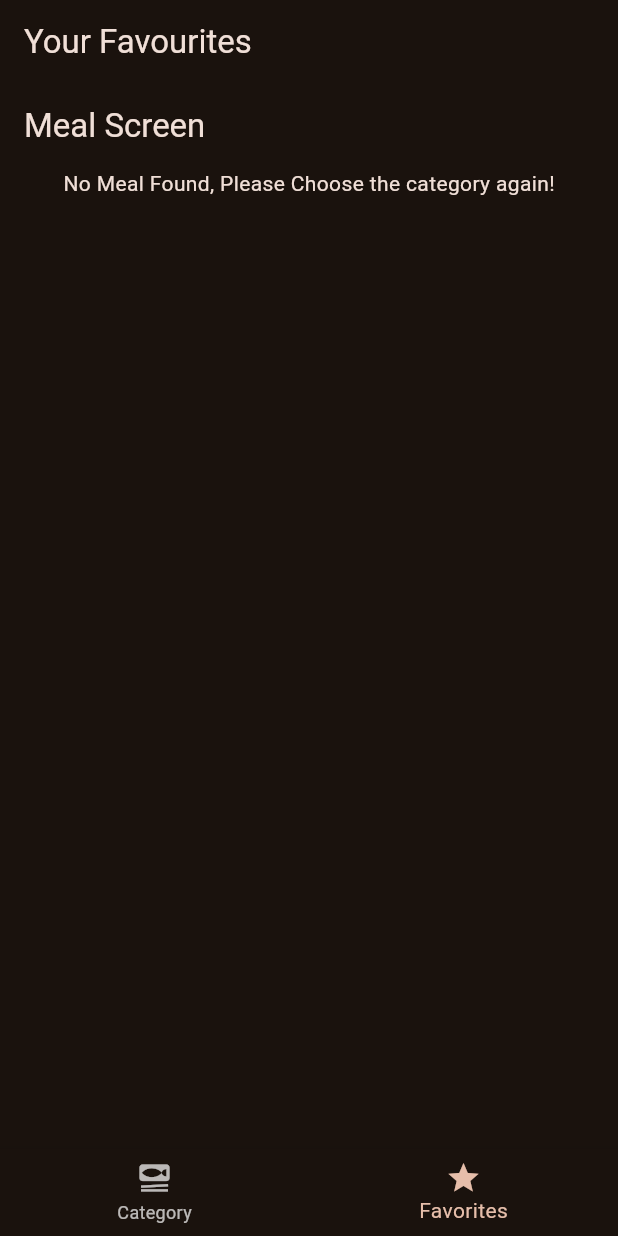
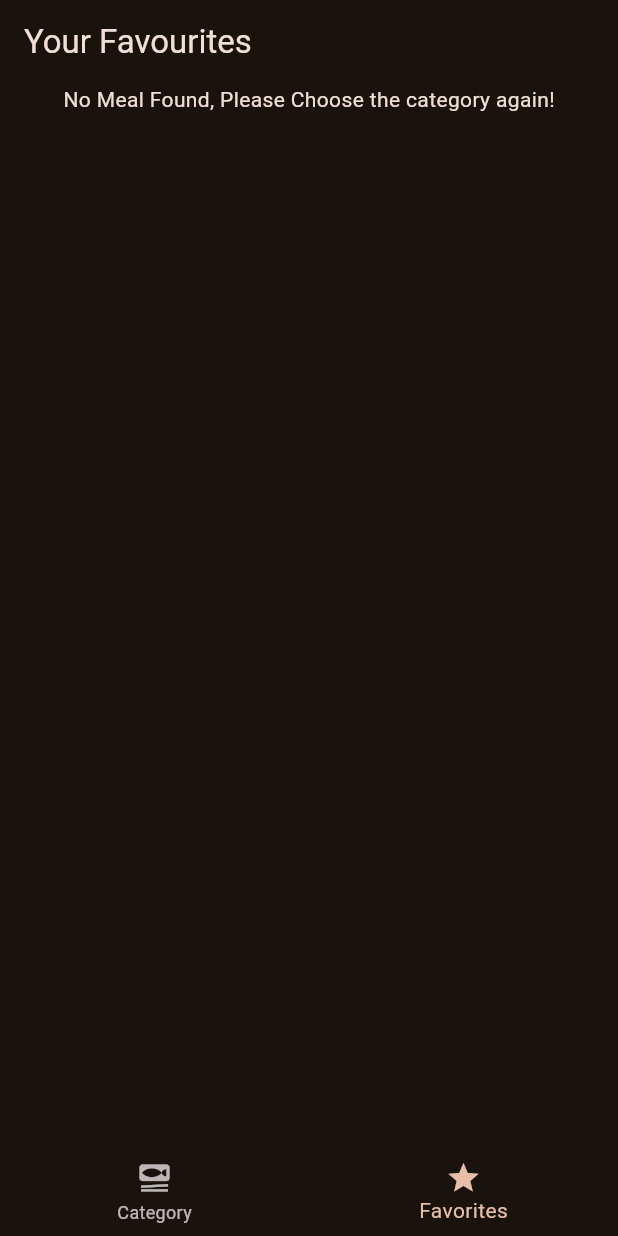
Before and after one commit to Arkar20/meals_app_flutter, a Flutter app: the screen it shows after launch, item 2 of the bottom bar chosen, on a phone screen of 412 x 824 dp. Run offline on Flutter 3.47's test engine with Material 2 defaults, Android fonts, the phone set to English and light mode, and no system bars; our stand-ins replace transparent_image.

Commit message:
conditional appbar

```diff
--- a/lib/screens/TabLayout.dart
+++ b/lib/screens/TabLayout.dart
@@ -26,7 +26,7 @@ class _TabLayoutState extends State<TabLayout> {
     String appTitle="Categories";
 
     if(selectedScreenIndex==1){
-      screen= const MealScreen(title: "Meal Screen",meals: []);
+      screen= const  MealScreen(meals: []);
       appTitle="Your Favourites";
     }
     return Scaffold(
--- a/lib/screens/categories.dart
+++ b/lib/screens/categories.dart
@@ -7,11 +7,7 @@ class CategoryScreen extends StatelessWidget {
 
   @override
   Widget build(BuildContext context) {
-    return Scaffold(
-      appBar: AppBar(
-        title: const Text("Category"),
-      ),
-      body: SafeArea(child:
+    return SafeArea(child:
         GridView(
           padding: const EdgeInsets.all(24),
           gridDelegate: const SliverGridDelegateWithFixedCrossAxisCount(
@@ -24,8 +20,7 @@ class CategoryScreen extends StatelessWidget {
             for(final category in availableCategories)
               CategoryItem(category: category)
           ],
-          )
-      ),
-    );
+          ));
+
   }
 }
--- a/lib/screens/meals.dart
+++ b/lib/screens/meals.dart
@@ -3,27 +3,31 @@ import 'package:meals_app/models/meal.dart';
 import 'package:meals_app/widgets/meal_item.dart';
 
 class MealScreen extends StatelessWidget {
-  const MealScreen({super.key,required this.title, required this.meals});
+  const MealScreen({super.key,  this.title, required this.meals});
 
-  final String title;
+  final String? title;
   final List<Meal> meals;
 
   @override
   Widget build(BuildContext context) {
+    Widget content = meals.isNotEmpty
+        ? ListView.builder(
+            itemCount: meals.length,
+            itemBuilder: (ctx, index) => MealItem(meal: meals[index]),
+          )
+        : const Center(
+            child: Column(
+              children: [
+                Text("No Meal Found, Please Choose the category again!")
+              ],
+            ),
+          );
+    if (title == null) {
+      return content;
+    }
     return Scaffold(
-      appBar: AppBar(
-        title: Text(title)
-      ),
-      body: meals.isNotEmpty ? ListView.builder(
-        itemCount: meals.length,
-        itemBuilder: (ctx,index) => MealItem(meal: meals[index]),
-      ) : const Center(
-        child: Column(
-          children: [
-            Text("No Meal Found, Please Choose the category again!")
-          ],
-        ),
-      ),
+      appBar: AppBar(title: Text(title!)),
+      body: content,
     );
   }
 }
```
